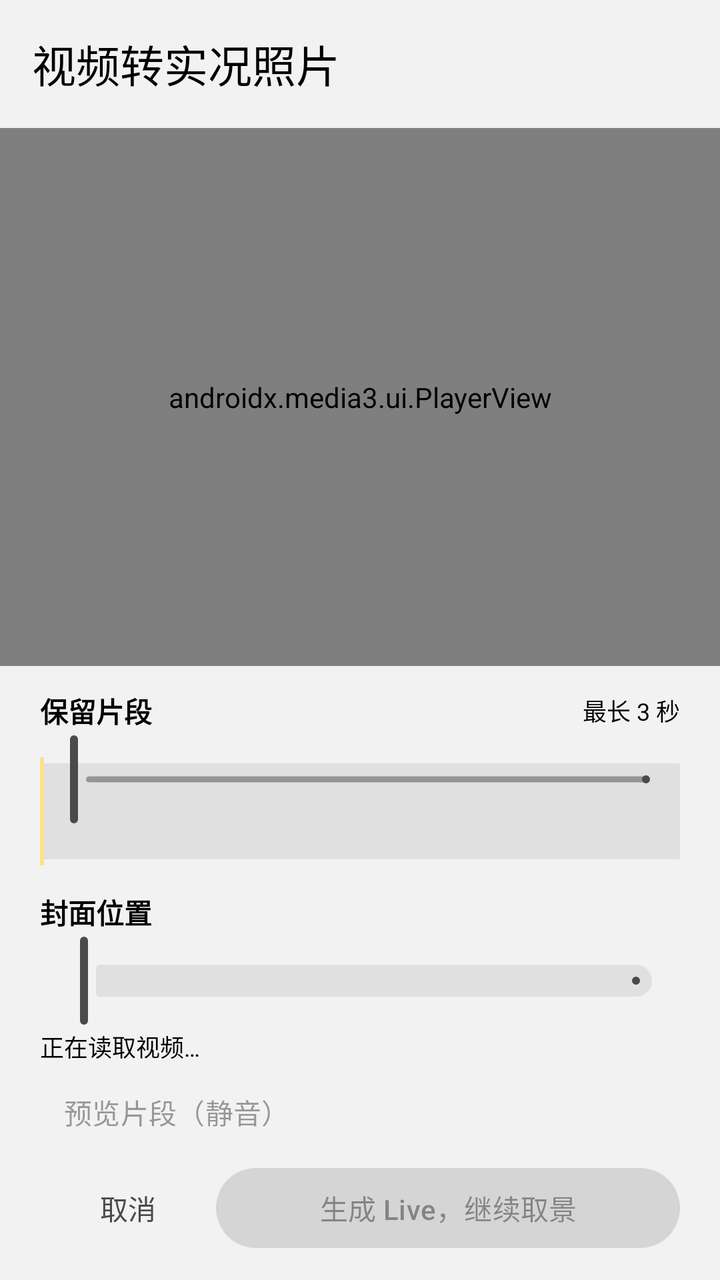
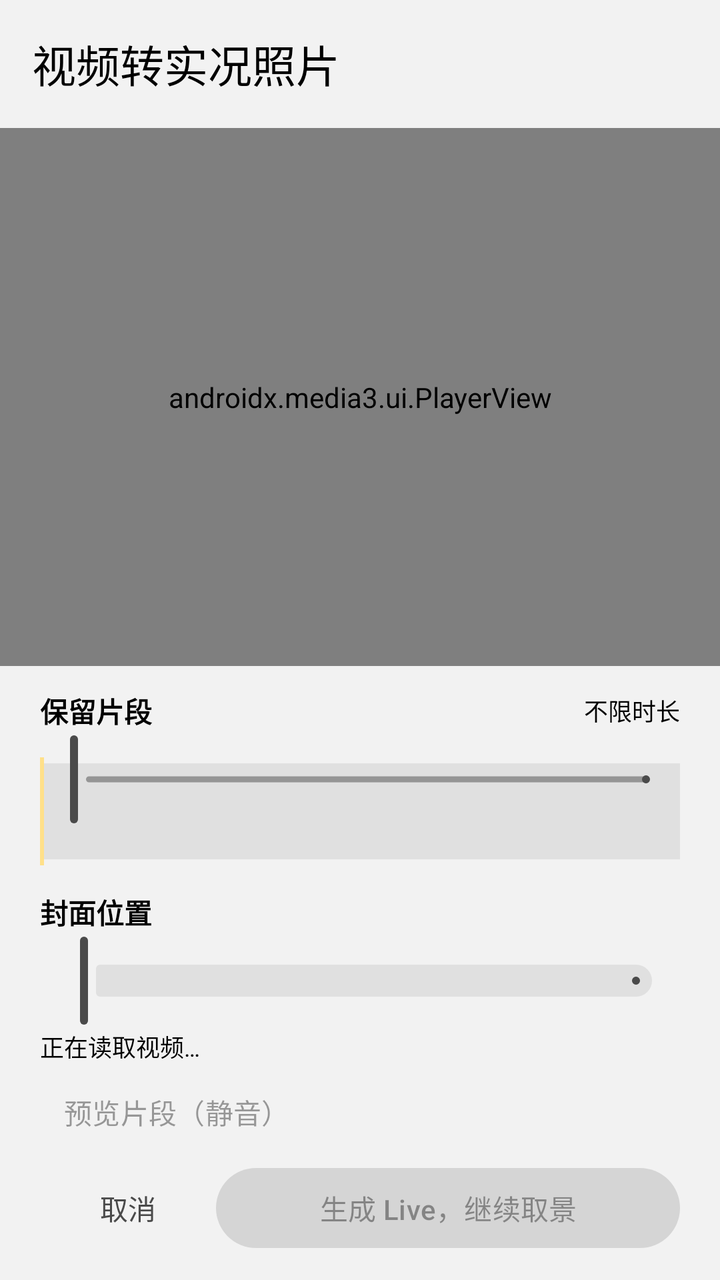

An Android layout rendered at two revisions. The XML below is the earlier revision; the diff shows what the commit changed to produce the second picture.
<!-- AndroidManifest.xml: activity theme Theme.Ws.Editor -->
<!-- res/layout/activity_video_trim.xml -->
<?xml version="1.0" encoding="utf-8"?>
<LinearLayout xmlns:android="http://schemas.android.com/apk/res/android"
    xmlns:app="http://schemas.android.com/apk/res-auto"
    android:id="@+id/video_trim_root"
    android:layout_width="match_parent"
    android:layout_height="match_parent"
    android:background="@color/page_bg"
    android:orientation="vertical">

    <androidx.appcompat.widget.Toolbar
        android:id="@+id/video_trim_toolbar"
        android:layout_width="match_parent"
        android:layout_height="?attr/actionBarSize"
        app:title="@string/video_trim_title"
        app:navigationIconTint="?attr/colorOnSurfaceVariant"
        app:titleTextColor="@color/text_primary" />

    <LinearLayout
        android:id="@+id/video_trim_body"
        android:layout_width="match_parent"
        android:layout_height="0dp"
        android:layout_weight="1"
        android:orientation="vertical">

        <FrameLayout
            android:id="@+id/video_trim_preview"
            android:layout_width="match_parent"
            android:layout_height="0dp"
            android:layout_weight="1"
            android:background="@android:color/black">

            <androidx.media3.ui.PlayerView
                android:id="@+id/video_trim_player"
                android:layout_width="match_parent"
                android:layout_height="match_parent"
                app:resize_mode="fit"
                app:surface_type="texture_view"
                app:use_controller="false" />

            <ImageView
                android:id="@+id/video_trim_cover_image"
                android:layout_width="match_parent"
                android:layout_height="match_parent"
                android:contentDescription="@string/video_trim_cover"
                android:scaleType="fitCenter" />

            <ProgressBar
                android:id="@+id/video_trim_busy"
                android:layout_width="40dp"
                android:layout_height="40dp"
                android:layout_gravity="center" />
        </FrameLayout>

        <ScrollView
            android:scrollbars="none"
            android:id="@+id/video_trim_panel"
            android:layout_width="match_parent"
            android:layout_height="wrap_content"
            android:fillViewport="true">

            <LinearLayout
                android:layout_width="match_parent"
                android:layout_height="wrap_content"
                android:orientation="vertical"
                android:paddingStart="20dp"
                android:paddingTop="12dp"
                android:paddingEnd="20dp"
                android:paddingBottom="12dp">

                <LinearLayout
                    android:layout_width="match_parent"
                    android:layout_height="wrap_content"
                    android:gravity="center_vertical">
                    <TextView
                        android:layout_width="0dp"
                        android:layout_height="wrap_content"
                        android:layout_weight="1"
                        android:text="@string/video_trim_range"
                        android:textColor="@color/text_primary"
                        android:textSize="14sp"
                        android:textStyle="bold" />
                    <TextView
                        android:id="@+id/video_trim_range_label"
                        android:layout_width="wrap_content"
                        android:layout_height="wrap_content"
                        android:text="@string/video_trim_limit"
                        android:textColor="@color/text_secondary"
                        android:textSize="12sp" />
                </LinearLayout>

                <FrameLayout
                    android:id="@+id/video_trim_timeline"
                    android:layout_width="match_parent"
                    android:layout_height="80dp">
                    <LinearLayout
                        android:id="@+id/video_trim_thumbnails"
                        android:layout_width="match_parent"
                        android:layout_height="48dp"
                        android:layout_gravity="center_vertical"
                        android:background="@color/divider"
                        android:orientation="horizontal" />
                    <View
                        android:id="@+id/video_trim_shade_left"
                        android:layout_width="0dp"
                        android:layout_height="48dp"
                        android:layout_gravity="center_vertical"
                        android:background="#88000000"
                        android:importantForAccessibility="no" />
                    <View
                        android:id="@+id/video_trim_shade_right"
                        android:layout_width="0dp"
                        android:layout_height="48dp"
                        android:layout_gravity="center_vertical"
                        android:background="#88000000"
                        android:importantForAccessibility="no" />
                    <View
                        android:id="@+id/video_trim_range_window"
                        android:layout_width="0dp"
                        android:layout_height="48dp"
                        android:layout_gravity="center_vertical"
                        android:importantForAccessibility="no" />
                    <View
                        android:id="@+id/video_trim_cover_marker"
                        android:layout_width="2dp"
                        android:layout_height="54dp"
                        android:layout_gravity="center_vertical"
                        android:background="#FFE08A"
                        android:importantForAccessibility="no" />
                    <com.google.android.material.slider.RangeSlider
                        android:id="@+id/video_trim_range_slider"
                        android:layout_width="match_parent"
                        android:layout_height="match_parent"
                        android:contentDescription="@string/video_trim_range"
                        android:enabled="false"
                        android:valueFrom="0"
                        android:valueTo="1"
                        app:haloRadius="12dp"
                        app:labelBehavior="gone"
                        app:thumbColor="@color/brand"
                        app:thumbRadius="10dp"
                        app:trackColorActive="@color/brand"
                        app:trackColorInactive="#55000000"
                        app:trackHeight="3dp" />
                </FrameLayout>

                <LinearLayout
                    android:layout_width="match_parent"
                    android:layout_height="wrap_content"
                    android:gravity="center_vertical">
                    <TextView
                        android:layout_width="0dp"
                        android:layout_height="wrap_content"
                        android:layout_weight="1"
                        android:text="@string/video_trim_cover"
                        android:textColor="@color/text_primary"
                        android:textSize="14sp"
                        android:textStyle="bold" />
                    <TextView
                        android:id="@+id/video_trim_cover_label"
                        android:layout_width="wrap_content"
                        android:layout_height="wrap_content"
                        android:textColor="@color/text_secondary"
                        android:textSize="12sp" />
                </LinearLayout>

                <com.google.android.material.slider.Slider
                    android:id="@+id/video_trim_cover_slider"
                    android:layout_width="match_parent"
                    android:layout_height="40dp"
                    android:contentDescription="@string/video_trim_cover"
                    android:enabled="false"
                    android:valueFrom="0"
                    android:valueTo="1"
                    app:labelBehavior="gone"
                    app:thumbColor="@color/brand"
                    app:trackColorActive="@color/brand"
                    app:trackColorInactive="@color/divider" />

                <TextView
                    android:id="@+id/video_trim_status"
                    android:layout_width="match_parent"
                    android:layout_height="wrap_content"
                    android:text="@string/video_trim_loading"
                    android:textColor="@color/text_secondary"
                    android:textSize="12sp" />

                <com.google.android.material.button.MaterialButton
                    android:id="@+id/video_trim_play"
                    style="@style/Widget.Material3.Button.TextButton"
                    android:layout_width="wrap_content"
                    android:layout_height="wrap_content"
                    android:enabled="false"
                    android:text="@string/video_trim_play" />

                <LinearLayout
                    android:layout_width="match_parent"
                    android:layout_height="wrap_content"
                    android:gravity="center_vertical">
                    <com.google.android.material.button.MaterialButton
                        android:id="@+id/video_trim_cancel"
                        style="@style/Widget.Material3.Button.TextButton"
                        android:layout_width="wrap_content"
                        android:layout_height="wrap_content"
                        android:text="@string/cancel" />
                    <com.google.android.material.button.MaterialButton
                        android:id="@+id/video_trim_confirm"
                        android:layout_width="0dp"
                        android:layout_height="wrap_content"
                        android:layout_weight="1"
                        android:enabled="false"
                        android:text="@string/video_trim_confirm" />
                </LinearLayout>
            </LinearLayout>
        </ScrollView>
    </LinearLayout>
</LinearLayout>
<!-- resources referenced by this layout -->
<resources>
  <color name="brand">#4A4A4A</color>
  <color name="divider">#E0E0E0</color>
  <color name="page_bg">#F2F2F2</color>
  <color name="text_primary">#000000</color>
  <color name="text_secondary">#000000</color>
  <string name="cancel">取消</string>
  <string name="video_trim_confirm">生成 Live，继续取景</string>
  <string name="video_trim_cover">封面位置</string>
  <string name="video_trim_limit">最长 3 秒</string>
  <string name="video_trim_loading">正在读取视频…</string>
  <string name="video_trim_play">预览片段（静音）</string>
  <string name="video_trim_range">保留片段</string>
  <string name="video_trim_title">视频转实况照片</string>
  <style name="Theme.Ws.Editor" parent="AppTheme">
          <item name="android:windowAnimationStyle">@style/Animation.Ws.Page</item>
      </style>
  <color name="m3_primary">#4A4A4A</color>
  <color name="m3_on_surface">#000000</color>
  <color name="m3_on_primary">#FFFFFF</color>
  <color name="m3_primary_container">#E7E7E7</color>
  <color name="m3_on_primary_container">#000000</color>
  <color name="m3_inverse_primary">#D6D6D6</color>
  <color name="m3_secondary">#5C5C5C</color>
  <color name="m3_on_secondary">#FFFFFF</color>
  <color name="m3_secondary_container">#E7E7E7</color>
  <color name="m3_on_secondary_container">#000000</color>
  <color name="m3_tertiary">#6A6A6A</color>
  <color name="m3_on_tertiary">#FFFFFF</color>
  <color name="m3_tertiary_container">#EDEDED</color>
  <color name="m3_on_tertiary_container">#000000</color>
  <color name="m3_error">#BA1A1A</color>
  <color name="m3_on_error">#FFFFFF</color>
  <color name="m3_error_container">#FFDAD6</color>
  <color name="m3_on_error_container">#410002</color>
  <color name="m3_surface">#F2F2F2</color>
  <color name="m3_surface_variant">#E3E3E3</color>
  <color name="m3_on_surface_variant">#000000</color>
  <color name="m3_inverse_surface">#2E2E2E</color>
  <color name="m3_inverse_on_surface">#F2F2F2</color>
  <color name="m3_outline">#8A8A8A</color>
  <color name="m3_outline_variant">#DCDCDC</color>
  <color name="m3_surface_container_lowest">#FFFFFF</color>
  <color name="m3_surface_container_low">#FFFFFF</color>
  <color name="m3_surface_container">#FAFAFA</color>
  <color name="m3_surface_container_high">#FFFFFF</color>
  <color name="m3_surface_container_highest">#EDEDED</color>
  <color name="m3_surface_dim">#E6E6E6</color>
  <color name="m3_surface_bright">#FFFFFF</color>
  <style name="Shape.Ws.Small" parent="">
          <item name="cornerFamily">rounded</item>
          <item name="cornerSize">8dp</item>
      </style>
  <style name="Shape.Ws.Medium" parent="">
          <item name="cornerFamily">rounded</item>
          <item name="cornerSize">16dp</item>
      </style>
  <style name="Shape.Ws.Large" parent="">
          <item name="cornerFamily">rounded</item>
          <item name="cornerSize">24dp</item>
      </style>
  <style name="Widget.Ws.Card" parent="Widget.Material3.CardView.Filled">
          <item name="cardBackgroundColor">?attr/colorSurfaceContainerLow</item>
          <item name="shapeAppearance">?attr/shapeAppearanceCornerMedium</item>
      </style>
  <style name="ThemeOverlay.Ws.BottomSheet" parent="ThemeOverlay.Material3.BottomSheetDialog">
          <item name="bottomSheetStyle">@style/Widget.Ws.BottomSheet</item>
      </style>
  <style name="Widget.Ws.PopupMenu.Overflow" parent="Widget.Material3.PopupMenu.Overflow">
          <item name="android:popupBackground">@drawable/popup_menu_background</item>
          <item name="android:popupElevation">8dp</item>
      </style>
  <style name="Widget.Ws.DropDownList" parent="Widget.AppCompat.ListView.DropDown">
          <item name="android:scrollbars">none</item>
      </style>
  <style name="Widget.Ws.BottomSheet" parent="Widget.Material3.BottomSheet.Modal">
          <item name="backgroundTint">?attr/colorSurfaceContainerLow</item>
      </style>
  <!-- unchanged entries left out for length: 7 -->
</resources>

<!-- the commit's change to res/layout/activity_video_trim.xml (unified diff, before → after) -->
@@ -83,7 +83,7 @@
                         android:id="@+id/video_trim_range_label"
                         android:layout_width="wrap_content"
                         android:layout_height="wrap_content"
-                        android:text="@string/video_trim_limit"
+                        android:text="@string/video_trim_limit_none"
                         android:textColor="@color/text_secondary"
                         android:textSize="12sp" />
                 </LinearLayout>
<!-- resource entries referenced after the edit -->
@@ -8,7 +8,7 @@
   <string name="cancel">取消</string>
   <string name="video_trim_confirm">生成 Live，继续取景</string>
   <string name="video_trim_cover">封面位置</string>
-  <string name="video_trim_limit">最长 3 秒</string>
+  <string name="video_trim_limit_none">不限时长</string>
   <string name="video_trim_loading">正在读取视频…</string>
   <string name="video_trim_play">预览片段（静音）</string>
   <string name="video_trim_range">保留片段</string>
